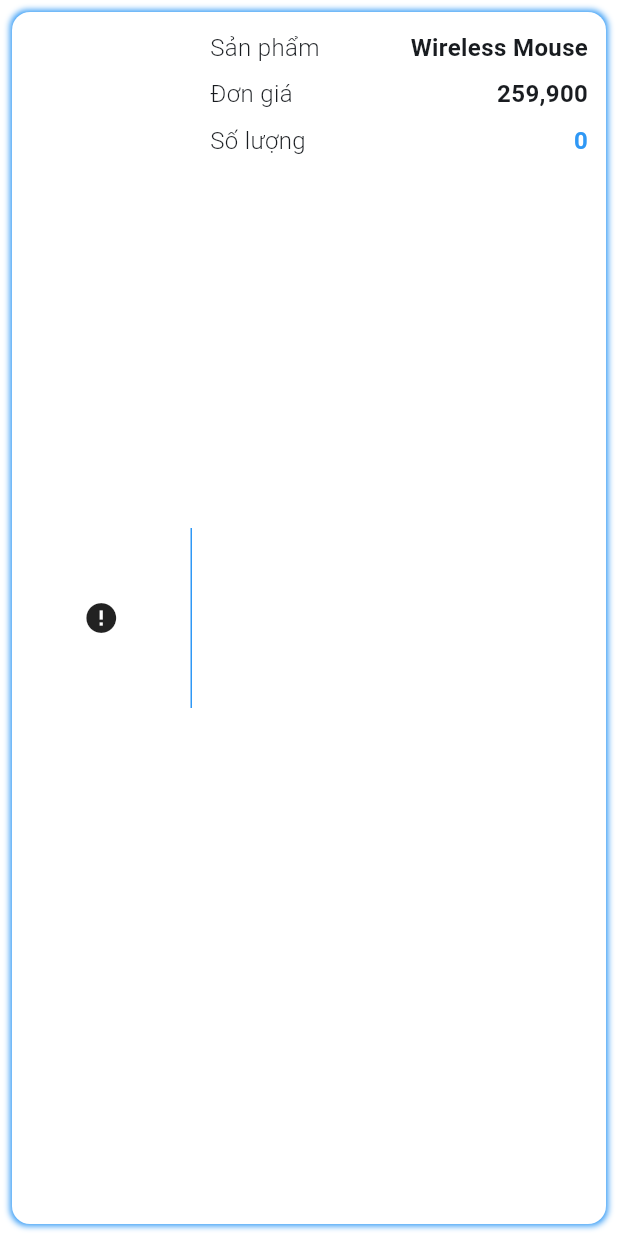
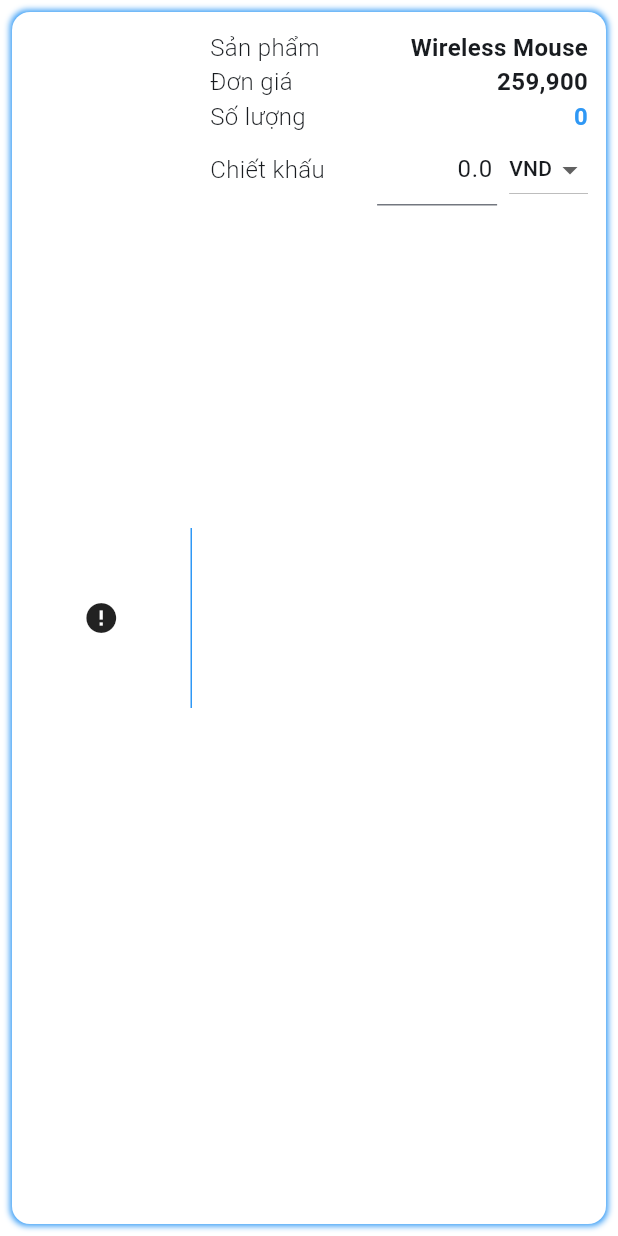
Before and after one commit to hungdungn47/HOSCO_Shop, a Flutter app: the CartItemCard widget shown alone on an empty page, opened directly with empty values, on a phone screen of 412 x 824 dp. Run offline on Flutter 3.47's test engine with Material 3 defaults, Android fonts, the phone set to English and light mode, and no system bars; drawn by our look-alikes of cached_network_image; our stand-ins replace awesome_dialog, firebase_core, firebase_storage, fl_chart, get, get_it and 7 more; missing offline and left inert: simple_barcode_scanner; accounts and stored records are empty; network calls fail; statements that could not run were skipped.

Commit message:
Fix bug when join table with null value, add discount on product feature

```diff
--- a/lib/controllers/product_controller.dart
+++ b/lib/controllers/product_controller.dart
@@ -19,6 +19,7 @@ class ProductController extends GetxController {
   var searchQuery = ''.obs;
   var searchSuggestions = <String>[].obs;
   var selectedCategories = <String>[].obs;
+  List<String>? allCategories;
   final DatabaseService productService = DatabaseService.instance;
   Timer? debouncer;
   // final log = Logger('ProductControllerLogger');
@@ -33,7 +34,7 @@ class ProductController extends GetxController {
   void onInit() async {
     super.onInit();
     await searchProduct('');
-
+    allCategories = await productService.getAllCategories();
     // displayedProducts.assignAll(allProducts);
   }
 
--- a/lib/models/cart_item.dart
+++ b/lib/models/cart_item.dart
@@ -1,17 +1,50 @@
 import './product.dart';
+// class CartItem {
+//   final Product product;
+//   int quantity;
+//   double discount;
+//
+//   CartItem({
+//     required this.product,
+//     this.quantity = 1
+//   });
+//
+//   Map<String, dynamic> toJson() {
+//     return {
+//       'productId': product.id,
+//       'quantity': quantity,
+//     };
+//   }
+//
+//   factory CartItem.fromJson(Map<String, dynamic> json, Product product) {
+//     return CartItem(
+//       product: product,
+//       quantity: json['quantity'],
+//     );
+//   }
+// }
+
+enum DiscountType { percentage, fixed }
+
 class CartItem {
   final Product product;
   int quantity;
+  double discount;
+  DiscountType discountType;
 
   CartItem({
     required this.product,
-    this.quantity = 1
+    this.quantity = 1,
+    this.discount = 0.0,
+    this.discountType = DiscountType.fixed, // Default to fixed discount
   });
 
   Map<String, dynamic> toJson() {
     return {
-      'productId': product.id,
+      'product': product.toJson(),
       'quantity': quantity,
+      'discount': discount,
+      'discountType': discountType.index, // Store as int
     };
   }
 
@@ -19,6 +52,16 @@ class CartItem {
     return CartItem(
       product: product,
       quantity: json['quantity'],
+      discount: json['discount'] ?? 0.0,
+      discountType: DiscountType.values[json['discountType'] ?? 0],
     );
   }
+
+  double getFinalPrice() {
+    if (discountType == DiscountType.percentage) {
+      return product.price * (1 - discount / 100);
+    } else {
+      return product.price - discount;
+    }
+  }
 }
--- a/lib/views/cart/barcode_scanner.dart
+++ b/lib/views/cart/barcode_scanner.dart
@@ -107,7 +107,7 @@ class BarcodeScanner extends StatelessWidget {
                     style: TextStyle(fontSize: 18, fontWeight: FontWeight.bold),
                   ),
                   Text(
-                    "${NumberFormat.decimalPattern().format(cartController.totalPrice)} đ",
+                    "${NumberFormat.decimalPattern().format(cartController.getTotalPrice())} đ",
                     style: TextStyle(fontSize: 18, fontWeight: FontWeight.bold, color: primaryColor),
                   ),
                 ],
--- a/lib/views/cart/cart.dart
+++ b/lib/views/cart/cart.dart
@@ -140,7 +140,7 @@ class Cart extends StatelessWidget {
                         style: TextStyle(fontSize: 18, fontWeight: FontWeight.bold),
                       ),
                       Text(
-                        "${NumberFormat.decimalPattern().format(cartController.totalPrice)} đ",
+                        "${NumberFormat.decimalPattern().format(cartController.getTotalPrice())} đ",
                         style: TextStyle(fontSize: 18, fontWeight: FontWeight.bold, color: primaryColor),
                       ),
                     ],
--- a/lib/views/cart/checkout_screen.dart
+++ b/lib/views/cart/checkout_screen.dart
@@ -53,7 +53,7 @@ class CheckoutScreen extends StatelessWidget {
                   style: TextStyle(fontSize: 18, fontWeight: FontWeight.bold),
                 ),
                 Text(
-                  "${NumberFormat.decimalPattern().format(cartController.totalPrice)} đ",
+                  "${NumberFormat.decimalPattern().format(cartController.getTotalPrice())} đ",
                   style: TextStyle(fontSize: 18, fontWeight: FontWeight.bold),
                 ),
               ],
--- /dev/null
+++ b/lib/views/cart/discount_widget.dart
@@ -0,0 +1,86 @@
+import 'package:flutter/material.dart';
+import 'package:hosco_shop_2/models/cart_item.dart';
+import 'package:hosco_shop_2/controllers/cart_controller.dart';
+
+class DiscountWidget extends StatefulWidget {
+  final CartItem cartItem;
+  final CartController cartController;
+
+  DiscountWidget({required this.cartItem, required this.cartController});
+
+  @override
+  _DiscountWidgetState createState() => _DiscountWidgetState();
+}
+
+class _DiscountWidgetState extends State<DiscountWidget> {
+  late TextEditingController discountController;
+  late FocusNode discountFocusNode;
+  late DiscountType selectedDiscountType;
+
+  @override
+  void initState() {
+    super.initState();
+    discountController = TextEditingController(text: widget.cartItem.discount.toString());
+    discountFocusNode = FocusNode();
+    selectedDiscountType = widget.cartItem.discountType;
+  }
+
+  @override
+  void dispose() {
+    discountController.dispose();
+    discountFocusNode.dispose();
+    super.dispose();
+  }
+
+  void updateDiscount() {
+    double discount = double.tryParse(discountController.text) ?? 0;
+    widget.cartController.updateSingleDiscount(widget.cartItem.product, discount, selectedDiscountType);
+  }
+
+  @override
+  Widget build(BuildContext context) {
+    return Row(
+      mainAxisAlignment: MainAxisAlignment.spaceBetween,
+      children: [
+        Text("Chiết khấu", style: TextStyle(fontSize: 16, fontWeight: FontWeight.w300)),
+        Row(
+          children: [
+            SizedBox(
+              width: 80,
+              child: TextField(
+                controller: discountController,
+                focusNode: discountFocusNode, // Keep focus when updating
+                textAlign: TextAlign.right,
+                keyboardType: TextInputType.number,
+                onChanged: (value) {
+                  // Delay the update to avoid losing focus
+                  Future.delayed(Duration(milliseconds: 300), updateDiscount);
+                },
+                decoration: InputDecoration(
+                  hintText: "Giá trị",
+                  hintStyle: TextStyle(color: Colors.grey),
+                ),
+              ),
+            ),
+            const SizedBox(width: 8),
+            DropdownButton<DiscountType>(
+              value: selectedDiscountType,
+              onChanged: (newValue) {
+                if (newValue != null) {
+                  setState(() {
+                    selectedDiscountType = newValue;
+                  });
+                  updateDiscount();
+                }
+              },
+              items: [
+                DropdownMenuItem(value: DiscountType.fixed, child: Text("VND", style: TextStyle(fontSize: 14),)),
+                DropdownMenuItem(value: DiscountType.percentage, child: Text("%", style: TextStyle(fontSize: 14))),
+              ],
+            ),
+          ],
+        ),
+      ],
+    );
+  }
+}
--- a/lib/views/products/add_product.dart
+++ b/lib/views/products/add_product.dart
@@ -29,6 +29,8 @@ class _CreateProductScreenState extends State<CreateProductScreen> {
 
   final List<String> categories = ["Electronics", "Fashion", "Home", "Beauty", "Sports"];
   final List<String> suppliers = ["Supplier A", "Supplier B", "Supplier C"];
+
+
 
   // Function to select and upload an image
   Future<void> _selectAndUploadImage() async {
@@ -132,7 +134,7 @@ class _CreateProductScreenState extends State<CreateProductScreen> {
             DropdownButtonFormField<String>(
               value: _selectedCategory,
               onChanged: (value) => setState(() => _selectedCategory = value),
-              items: categories.map((category) {
+              items: productController.allCategories?.map((category) {
                 return DropdownMenuItem(value: category, child: Text(category));
               }).toList(),
               decoration: InputDecoration(labelText: "Chọn danh mục"),
```
Also changed, not shown: lib/controllers/cart_controller.dart (+27 -4 lines), lib/controllers/sales_report_controller.dart (+22 -15 lines), lib/services/local_db_service.dart (+26 -2 lines), lib/views/common_widgets/cart_item_card.dart (+56 -4 lines), lib/views/products/products_management.dart (+7 -6 lines), lib/views/report/sales_report.dart (+8 -8 lines).
